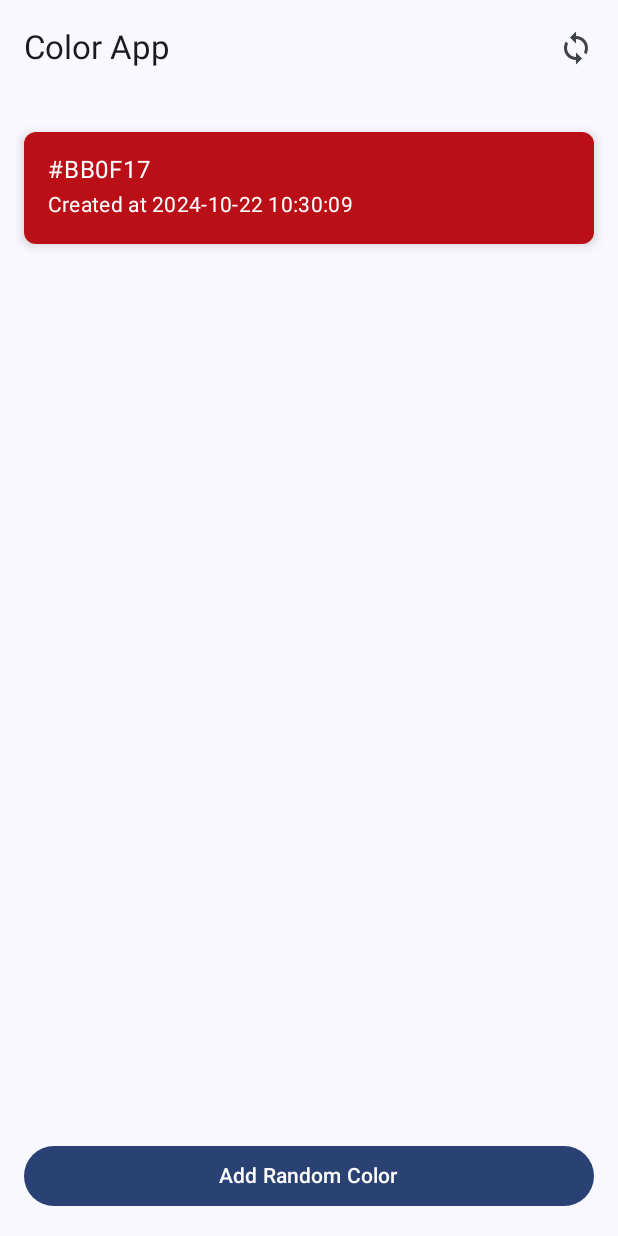
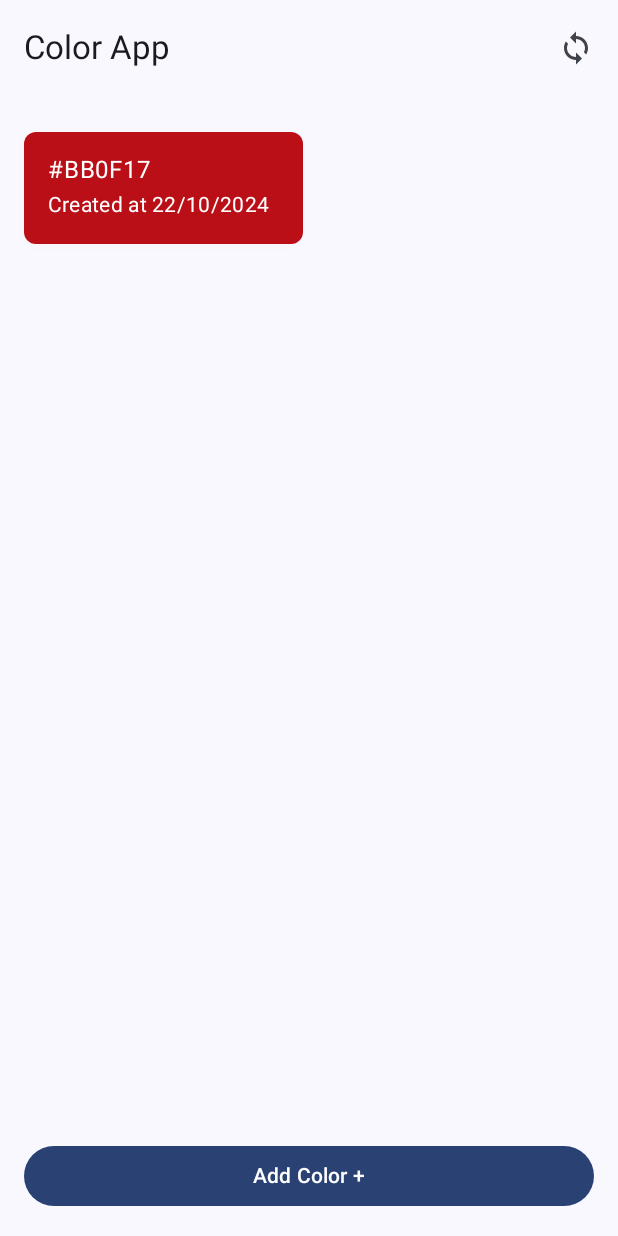
Before and after one commit to abhishekraj099/ColorAPP, an Android app built with Jetpack Compose: the composable MainScreen shown on its own in the app's theme, on a phone screen of 412 x 824 dp. Run offline under Robolectric (Android 15) with nearby library versions, the phone set to English and light mode, and no system bars; our stand-ins replace Dagger/Hilt's generated code, Firebase (no records; nobody signed in at launch, a user with empty details on screens opened directly), Room's generated code.

```diff
--- a/app/src/main/java/com/example/myadmi/MainScreen.kt
+++ b/app/src/main/java/com/example/myadmi/MainScreen.kt
@@ -1,5 +1,6 @@
 package com.example.myadmi
 
+import androidx.compose.foundation.layout.Arrangement
 import androidx.compose.foundation.layout.Column
 import androidx.compose.foundation.layout.Spacer
 import androidx.compose.foundation.layout.fillMaxSize
@@ -7,6 +8,9 @@ import androidx.compose.foundation.layout.fillMaxWidth
 import androidx.compose.foundation.layout.height
 import androidx.compose.foundation.layout.padding
 import androidx.compose.foundation.lazy.LazyColumn
+import androidx.compose.foundation.lazy.grid.GridCells
+import androidx.compose.foundation.lazy.grid.LazyVerticalGrid
+import androidx.compose.foundation.lazy.grid.items
 import androidx.compose.foundation.lazy.items
 import androidx.compose.foundation.shape.RoundedCornerShape
 import androidx.compose.material.icons.Icons
@@ -59,10 +63,12 @@ fun MainScreen(viewModel: ColorViewModel = androidx.lifecycle.viewmodel.compose.
             }
         )
 
-        LazyColumn(
+        LazyVerticalGrid(
+            columns = GridCells.Fixed(2),
+            verticalArrangement = Arrangement.spacedBy(8.dp),
+            horizontalArrangement = Arrangement.spacedBy(8.dp),
             modifier = Modifier
                 .weight(1f)
-                .fillMaxWidth()
                 .padding(16.dp)
         ) {
             items(colors) { colorEntry ->
@@ -76,7 +82,7 @@ fun MainScreen(viewModel: ColorViewModel = androidx.lifecycle.viewmodel.compose.
                 .fillMaxWidth()
                 .padding(16.dp)
         ) {
-            Text("Add Random Color")
+            Text("Add Color +")
         }
     }
 }
@@ -107,7 +113,7 @@ fun ColorItem(colorEntry: ColorEntry) {
             )
             Spacer(modifier = Modifier.height(4.dp))
             Text(
-                text = "Created at ${SimpleDateFormat("yyyy-MM-dd HH:mm:ss", Locale.getDefault()).format(Date(colorEntry.time))}",
+                text = "Created at ${SimpleDateFormat("dd/MM/yyyy", Locale.getDefault()).format(Date(colorEntry.time))}",
                 style = MaterialTheme.typography.bodyMedium,
                 color = Color.White
             )
```
